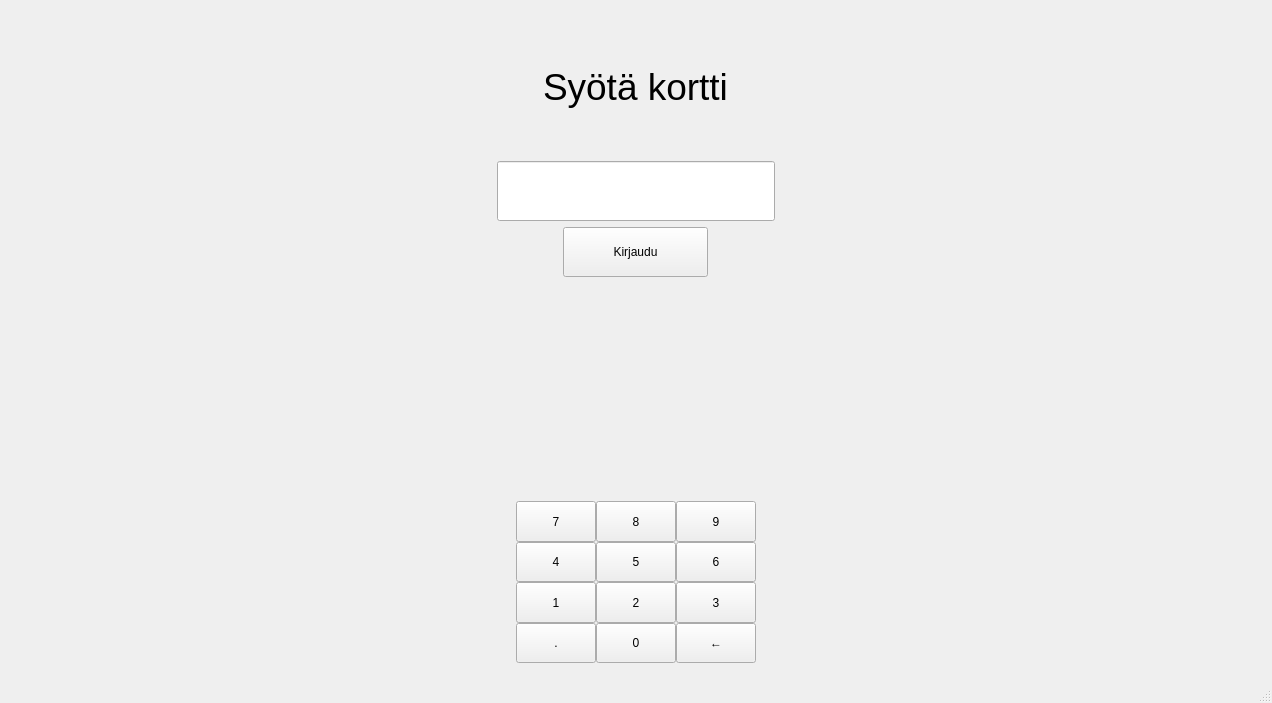
First picture: the form in qt_frontend/BankSimul/mainwindow.ui, repository jerpism/banksimul_testdev, before the edit.
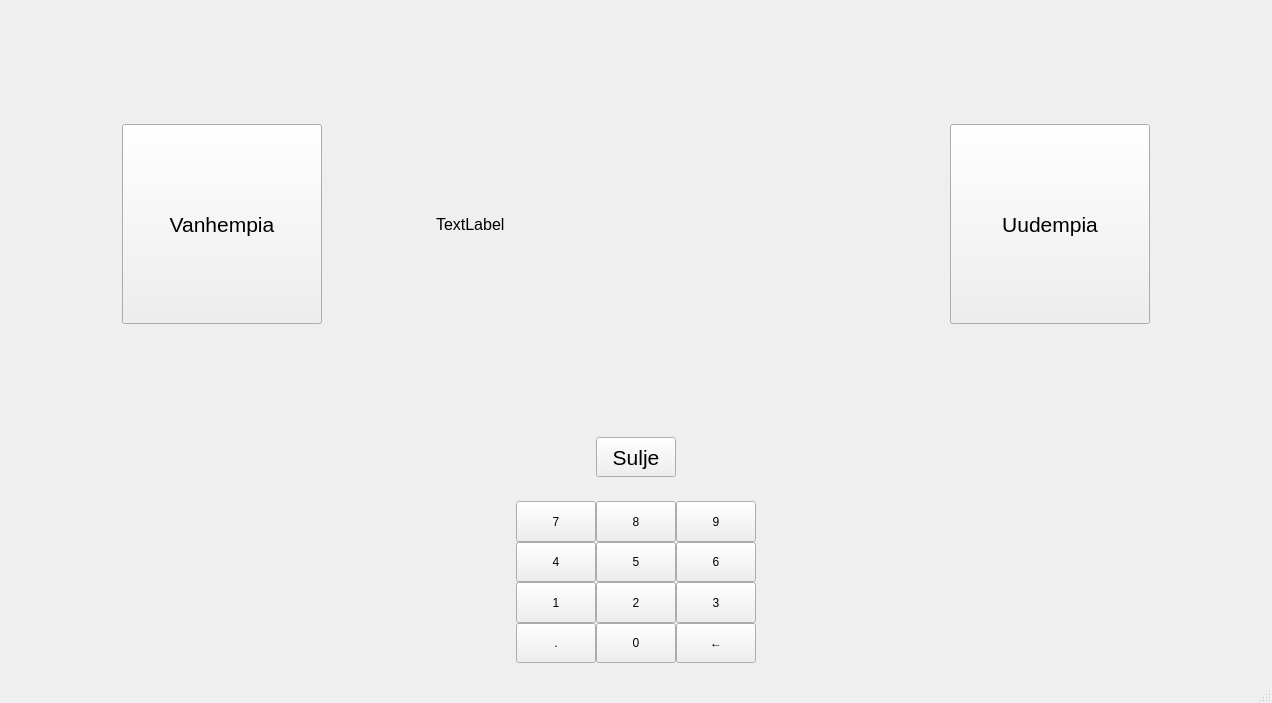
Second picture: the form after the edit. The open tabs and pages were chosen to show the change.

Commit message: Add show recent actions

```diff
--- a/qt_frontend/BankSimul/mainwindow.ui
+++ b/qt_frontend/BankSimul/mainwindow.ui
@@ -1086,6 +1086,108 @@
         </item>
        </layout>
       </widget>
+      <widget class="QWidget" name="actionsPage">
+       <layout class="QGridLayout" name="gridLayout_10">
+        <item row="0" column="0" alignment="Qt::AlignHCenter">
+         <widget class="QPushButton" name="actionsOlder">
+          <property name="sizePolicy">
+           <sizepolicy hsizetype="Minimum" vsizetype="Fixed">
+            <horstretch>0</horstretch>
+            <verstretch>0</verstretch>
+           </sizepolicy>
+          </property>
+          <property name="minimumSize">
+           <size>
+            <width>200</width>
+            <height>200</height>
+           </size>
+          </property>
+          <property name="font">
+           <font>
+            <pointsize>16</pointsize>
+           </font>
+          </property>
+          <property name="text">
+           <string>Vanhempia</string>
+          </property>
+         </widget>
+        </item>
+        <item row="0" column="2" alignment="Qt::AlignHCenter">
+         <widget class="QPushButton" name="actionsNewer">
+          <property name="sizePolicy">
+           <sizepolicy hsizetype="Minimum" vsizetype="Fixed">
+            <horstretch>0</horstretch>
+            <verstretch>0</verstretch>
+           </sizepolicy>
+          </property>
+          <property name="minimumSize">
+           <size>
+            <width>200</width>
+            <height>200</height>
+           </size>
+          </property>
+          <property name="font">
+           <font>
+            <pointsize>16</pointsize>
+           </font>
+          </property>
+          <property name="text">
+           <string>Uudempia</string>
+          </property>
+         </widget>
+        </item>
+        <item row="0" column="1" alignment="Qt::AlignHCenter">
+         <widget class="QLabel" name="actionsLabel">
+          <property name="sizePolicy">
+           <sizepolicy hsizetype="MinimumExpanding" vsizetype="Expanding">
+            <horstretch>0</horstretch>
+            <verstretch>0</verstretch>
+           </sizepolicy>
+          </property>
+          <property name="minimumSize">
+           <size>
+            <width>400</width>
+            <height>0</height>
+           </size>
+          </property>
+          <property name="font">
+           <font>
+            <pointsize>12</pointsize>
+            <weight>50</weight>
+            <bold>false</bold>
+           </font>
+          </property>
+          <property name="text">
+           <string>TextLabel</string>
+          </property>
+         </widget>
+        </item>
+        <item row="1" column="1" alignment="Qt::AlignHCenter">
+         <widget class="QPushButton" name="actionsReturnButton">
+          <property name="minimumSize">
+           <size>
+            <width>40</width>
+            <height>40</height>
+           </size>
+          </property>
+          <property name="baseSize">
+           <size>
+            <width>0</width>
+            <height>0</height>
+           </size>
+          </property>
+          <property name="font">
+           <font>
+            <pointsize>16</pointsize>
+           </font>
+          </property>
+          <property name="text">
+           <string>Sulje</string>
+          </property>
+         </widget>
+        </item>
+       </layout>
+      </widget>
      </widget>
     </item>
     <item row="1" column="0" alignment="Qt::AlignHCenter">
```
Left out of the diff: 2 changed lines with no effect on the pictures. The commit also changes 6 other files.
